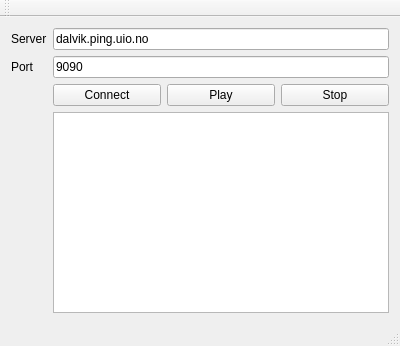
The window that MultiplayerMusic-client/mainwindow.ui (Islandstone/multiplayermuisc) describes before a commit, drawn with Qt 5.
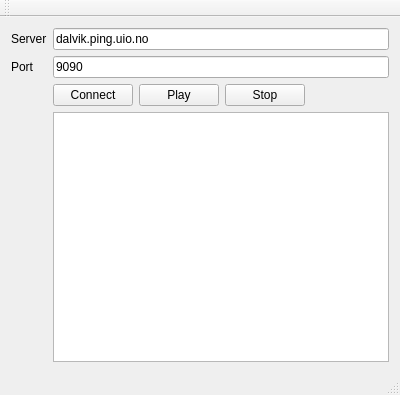
The same window after the commit.

The edit to the form file:
```diff
--- a/MultiplayerMusic-client/mainwindow.ui
+++ b/MultiplayerMusic-client/mainwindow.ui
@@ -7,7 +7,7 @@
     <x>0</x>
     <y>0</y>
     <width>400</width>
-    <height>346</height>
+    <height>395</height>
    </rect>
   </property>
   <property name="windowTitle">
@@ -24,7 +24,7 @@
     <item>
      <layout class="QFormLayout" name="formLayout">
       <property name="fieldGrowthPolicy">
-       <enum>QFormLayout::AllNonFixedFieldsGrow</enum>
+       <enum>QFormLayout::ExpandingFieldsGrow</enum>
       </property>
       <item row="0" column="0">
        <widget class="QLabel" name="label">
@@ -80,7 +80,14 @@
        </layout>
       </item>
       <item row="3" column="1">
-       <widget class="QTextEdit" name="textEdit"/>
+       <widget class="QTextEdit" name="textEdit">
+        <property name="sizePolicy">
+         <sizepolicy hsizetype="Expanding" vsizetype="Expanding">
+          <horstretch>0</horstretch>
+          <verstretch>0</verstretch>
+         </sizepolicy>
+        </property>
+       </widget>
       </item>
      </layout>
     </item>
```
Left out of the diff: 2 changed lines with no effect on the pictures.
